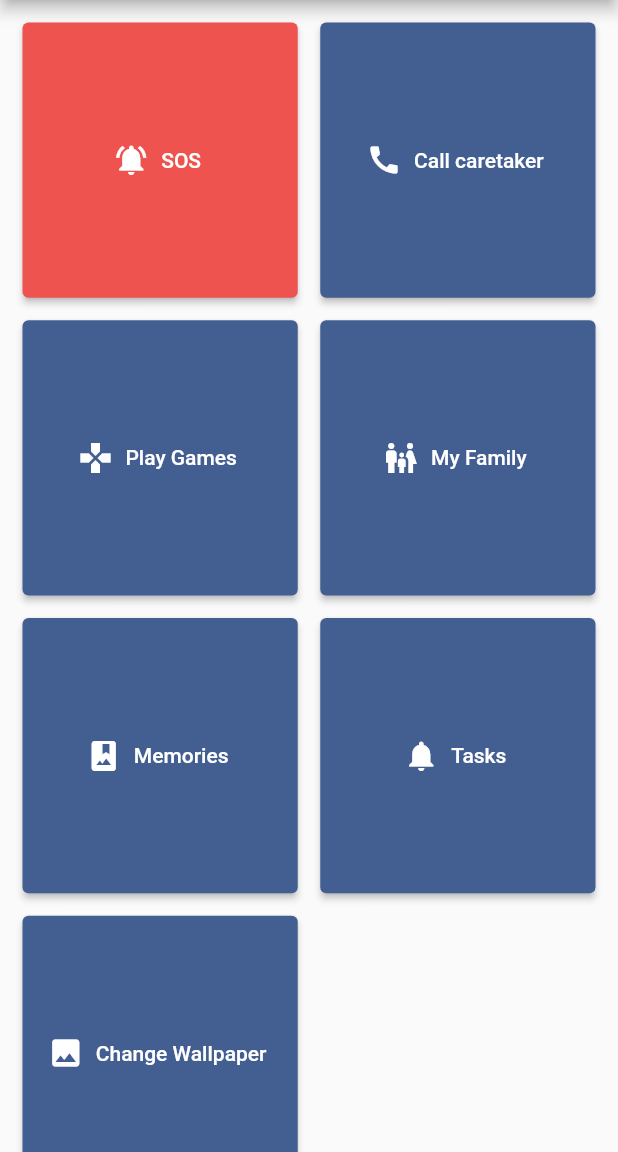
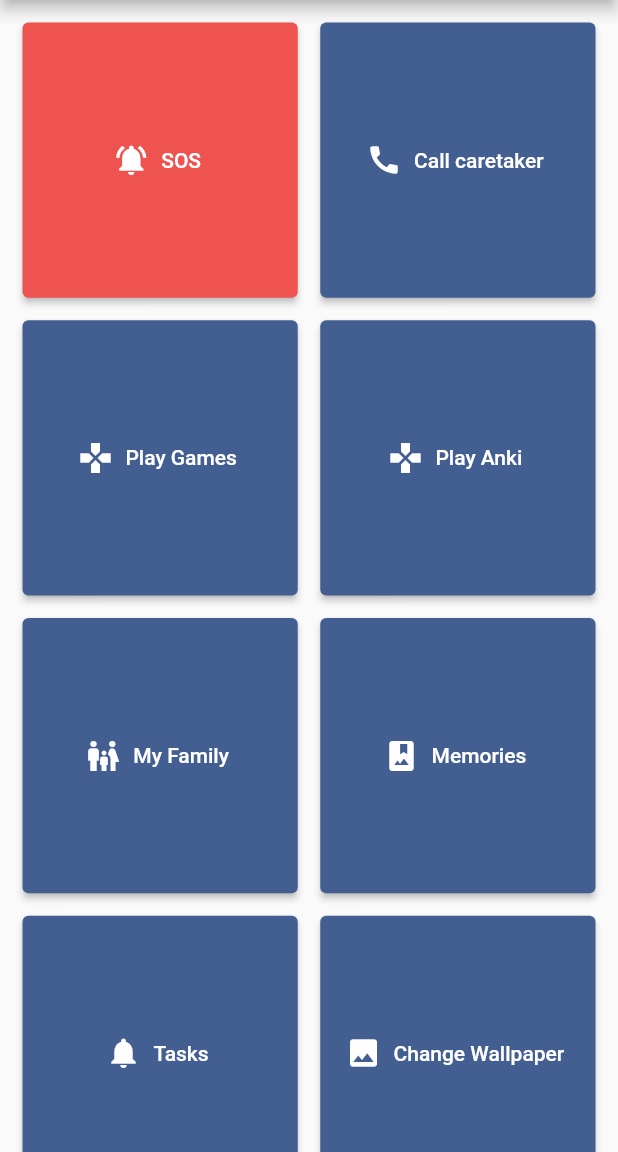
Before and after one commit to SirusCodes/demibuddy, a Flutter app: the screen it shows after launch, on a phone screen of 412 x 824 dp, the part 84-1236 px from its top. Run offline on Flutter 3.47's test engine with Material 2 defaults, Android fonts, the phone set to English and light mode, and no system bars; our stand-ins replace appwrite, get_it, shared_preferences; missing offline and left inert: device_apps, wallpaper_manager_flutter, whiteboard; network calls fail.

Commit message:
open anki app

```diff
--- a/lib/screens/dashboard_screen.dart
+++ b/lib/screens/dashboard_screen.dart
@@ -1,5 +1,5 @@
-import 'package:android_intent_plus/android_intent.dart';
 import 'package:appwrite/appwrite.dart';
+import 'package:device_apps/device_apps.dart';
 import 'package:flutter/material.dart';
 import 'package:shared_preferences/shared_preferences.dart';
 import 'package:url_launcher/url_launcher.dart';
@@ -100,6 +100,11 @@ class _DashboardScreenState extends State<DashboardScreen>
               label: const Text("Play Games"),
             ),
             ElevatedButton.icon(
+              onPressed: () => DeviceApps.openApp("com.ichi2.anki"),
+              icon: const Icon(Icons.games),
+              label: const Text("Play Anki"),
+            ),
+            ElevatedButton.icon(
               onPressed: () => Navigator.push(
                 context,
                 MaterialPageRoute(builder: (_) => const MyFamilyScreen()),
--- a/pubspec.yaml
+++ b/pubspec.yaml
@@ -43,6 +43,7 @@ dependencies:
   path_provider: ^2.0.9
   get_it: ^7.2.0
   shared_preferences: ^2.0.13
+  device_apps: ^2.1.1
 
 dev_dependencies:
   flutter_test:
```
Also changed, not shown: pubspec.lock.
